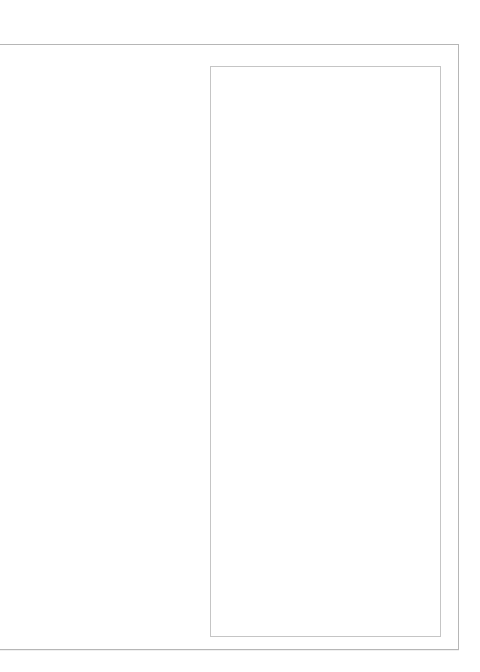
The window that School_System/ui/EditClassDialog.ui (KasperJack/School-Management-System) describes before a commit, drawn with Qt 5; both pictures show x 712 to 1192 and y 0 to 672 of the 1192 by 672 pixel window.
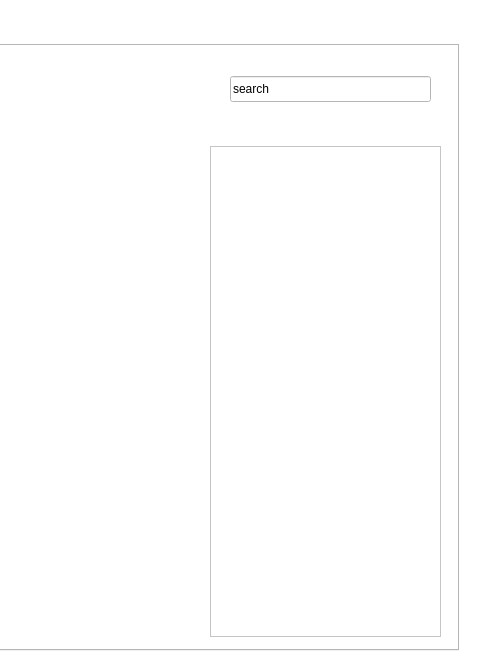
The same window after the commit.

```diff
--- a/School_System/ui/EditClassDialog.ui
+++ b/School_System/ui/EditClassDialog.ui
@@ -452,12 +452,25 @@
      <property name="geometry">
       <rect>
        <x>490</x>
-       <y>20</y>
+       <y>100</y>
        <width>231</width>
-       <height>571</height>
+       <height>491</height>
       </rect>
      </property>
     </widget>
+    <widget class="QLineEdit" name="lineEdit">
+     <property name="geometry">
+      <rect>
+       <x>510</x>
+       <y>30</y>
+       <width>201</width>
+       <height>26</height>
+      </rect>
+     </property>
+     <property name="text">
+      <string>search</string>
+     </property>
+    </widget>
    </widget>
   </widget>
   <widget class="QGroupBox" name="groupBox_2">
```
